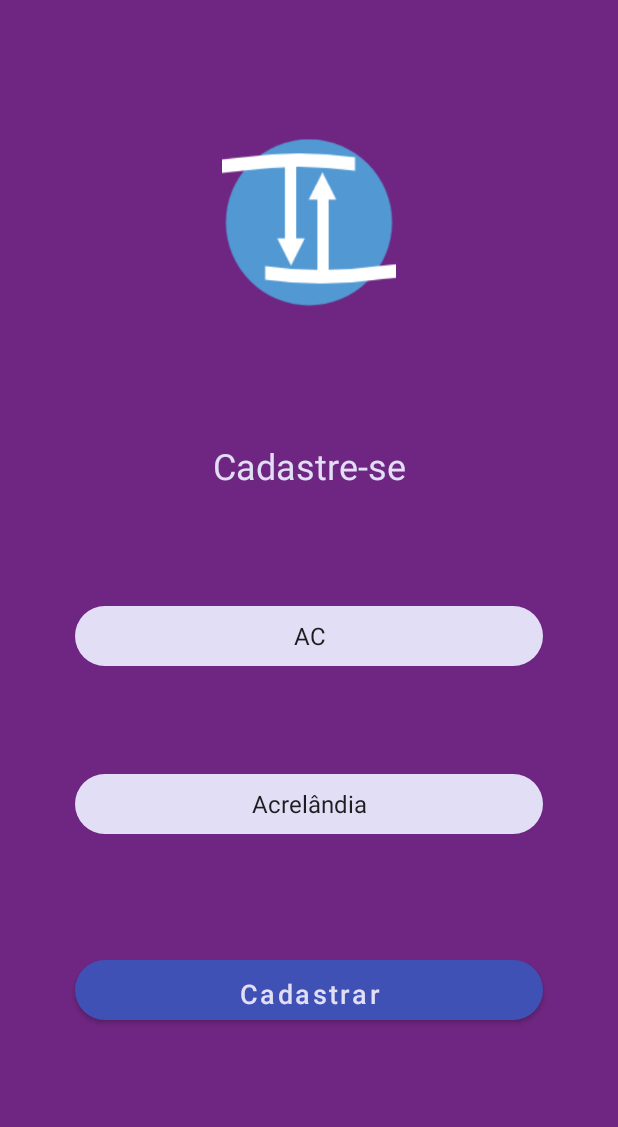
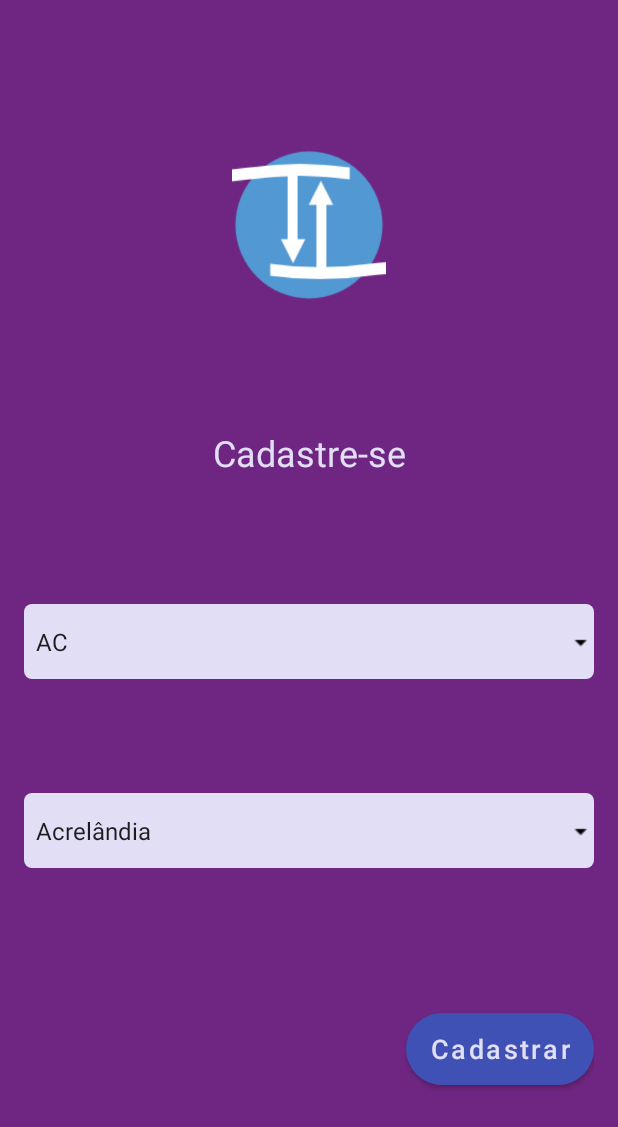
Before and after one commit to VictorOgata/trocatroca, an Android app: the CadastroP2Activity screen opened directly, with no data from a screen before it, on a phone screen of 412 x 824 dp. Shown: the top 1127 px of the screen. Run offline under Robolectric (Android 15) with nearby library versions, the phone set to English and light mode, and no system bars; our stand-ins replace Firebase (no records; nobody signed in at launch, a user with empty details on screens opened directly).

Commit message:
Cadastro2: padronização
Padronização e adição de ícone dropdown.

```diff
--- a/app/src/main/java/groupdelta/trocatroca/Activity/CadastroP2Activity.java
+++ b/app/src/main/java/groupdelta/trocatroca/Activity/CadastroP2Activity.java
@@ -3,14 +3,17 @@ package groupdelta.trocatroca.Activity;
 import android.app.Activity;
 import android.content.Context;
 import android.content.Intent;
+import android.graphics.Color;
 import android.os.Bundle;
 import android.support.annotation.NonNull;
 import android.support.annotation.Nullable;
 import android.support.v7.app.AppCompatActivity;
 import android.view.View;
+import android.view.ViewGroup;
 import android.widget.AdapterView;
 import android.widget.ArrayAdapter;
 import android.widget.Spinner;
+import android.widget.TextView;
 import android.widget.Toast;
 
 import com.google.android.gms.tasks.OnCompleteListener;
@@ -55,6 +58,7 @@ public class CadastroP2Activity extends AppCompatActivity implements AdapterView
         phoneReceived = (String) intentR2.getStringExtra("phone");
         mState = (Spinner) findViewById(R.id.edtData);
         mCity = (Spinner) findViewById(R.id.edtCity);
+        //
         ArrayAdapter<String> adapter = new ArrayAdapter<String>(CadastroP2Activity.this,
                 android.R.layout.simple_spinner_item,paths);
 
--- /dev/null
+++ b/app/src/main/res/drawable/spinner_background.xml
@@ -0,0 +1,15 @@
+<?xml version="1.0" encoding="utf-8"?>
+<layer-list xmlns:android="http://schemas.android.com/apk/res/android">
+    <item>
+        <shape android:shape="rectangle">
+            <corners android:radius="05dp"/>
+            <solid android:color="@color/colorPrimatyLight"/>
+            <size android:height="50dp"/>
+        </shape>
+    </item>
+    <item>
+        <bitmap
+            android:gravity="center_vertical|right"
+            android:src="@drawable/arrow_dropdown"></bitmap>
+    </item>
+</layer-list>
--- a/app/src/main/res/layout/activity_cadastro.xml
+++ b/app/src/main/res/layout/activity_cadastro.xml
@@ -44,13 +44,13 @@
         style="@style/Widget.MaterialComponents.TextInputLayout.FilledBox.Dense"
         android:layout_width="match_parent"
         android:layout_height="wrap_content"
+        app:boxBackgroundColor="@color/colorPrimatyLight"
         app:counterEnabled="true"
         app:counterMaxLength="20"
         app:errorEnabled="true"
-        app:boxBackgroundColor="@color/colorPrimatyLight"
         app:layout_constraintBottom_toTopOf="@+id/edtEmailCadastro"
         app:layout_constraintEnd_toEndOf="@+id/edtEmailCadastro"
-        app:layout_constraintHorizontal_bias="0.5"
+        app:layout_constraintHorizontal_bias="0.0"
         app:layout_constraintStart_toStartOf="@+id/edtEmailCadastro"
         app:layout_constraintTop_toBottomOf="@+id/tvTitulo"
         app:layout_constraintVertical_bias="1.0">
@@ -129,15 +129,14 @@
     <Button
         android:id="@+id/btnOk"
         style="@style/button_style"
+        android:layout_width="wrap_content"
         android:layout_height="wrap_content"
         android:layout_marginBottom="8dp"
-        android:layout_marginEnd="50dp"
-        android:layout_marginStart="50dp"
         android:onClick="onOkButtonClicked"
         android:text="Proximo"
         app:layout_constraintBottom_toBottomOf="parent"
         app:layout_constraintEnd_toEndOf="parent"
-        app:layout_constraintHorizontal_bias="0.5"
+        app:layout_constraintHorizontal_bias="1.0"
         app:layout_constraintStart_toStartOf="parent"
         app:layout_constraintTop_toBottomOf="@+id/edtConfSenha" />
 
--- a/app/src/main/res/layout/activity_cadastro2.xml
+++ b/app/src/main/res/layout/activity_cadastro2.xml
@@ -4,17 +4,17 @@
     xmlns:tools="http://schemas.android.com/tools"
     android:layout_width="match_parent"
     android:layout_height="match_parent"
+    android:padding="16dp"
     android:background="@color/colorPrimaryDark"
     tools:context=".Activity.CadastroP2Activity">
 
     <ImageView
         android:id="@+id/imageView"
-        android:layout_width="116dp"
-        android:layout_height="130dp"
-        android:layout_marginBottom="8dp"
+        android:layout_width="match_parent"
+        android:layout_height="100dp"
         android:layout_marginEnd="8dp"
         android:layout_marginStart="8dp"
-        android:layout_marginTop="20dp"
+        android:layout_marginTop="8dp"
         app:layout_constraintBottom_toTopOf="@+id/tvTitulo"
         app:layout_constraintEnd_toEndOf="@+id/tvTitulo"
         app:layout_constraintHorizontal_bias="0.5"
@@ -39,15 +39,10 @@
         app:layout_constraintStart_toStartOf="@+id/edtData"
         app:layout_constraintTop_toBottomOf="@+id/imageView" />
 
-
     <Spinner
         android:id="@+id/edtData"
-        style="@style/edittext_style"
-        android:layout_marginEnd="50dp"
-        android:layout_marginStart="50dp"
-        android:layout_marginTop="5dp"
+        style="@style/spinner_style"
         android:hint="Estado"
-        android:textAlignment="center"
         app:layout_constraintBottom_toTopOf="@+id/edtCity"
         app:layout_constraintEnd_toEndOf="@+id/edtCity"
         app:layout_constraintStart_toStartOf="@+id/edtCity"
@@ -55,12 +50,8 @@
 
     <Spinner
         android:id="@+id/edtCity"
-        style="@style/edittext_style"
-        android:layout_marginEnd="50dp"
-        android:layout_marginStart="50dp"
-        android:layout_marginTop="8dp"
         android:hint="Cidade"
-        android:textAlignment="center"
+        style="@style/spinner_style"
         app:layout_constraintBottom_toTopOf="@+id/btnOk"
         app:layout_constraintEnd_toEndOf="@+id/btnOk"
         app:layout_constraintStart_toStartOf="@+id/btnOk"
@@ -70,15 +61,15 @@
     <Button
         android:id="@+id/btnOk"
         style="@style/button_style"
-        android:layout_marginBottom="80dp"
-        android:layout_marginEnd="50dp"
-        android:layout_marginStart="50dp"
+        android:layout_width="wrap_content"
+        android:layout_height="wrap_content"
+        android:layout_marginBottom="8dp"
         android:layout_marginTop="20dp"
         android:onClick="onOkButtonClicked"
         android:text="Cadastrar"
         app:layout_constraintBottom_toBottomOf="parent"
         app:layout_constraintEnd_toEndOf="parent"
-        app:layout_constraintHorizontal_bias="0.5"
+        app:layout_constraintHorizontal_bias="1.0"
         app:layout_constraintStart_toStartOf="parent"
         app:layout_constraintTop_toBottomOf="@+id/edtCity" />
 
--- a/app/src/main/res/values/styles.xml
+++ b/app/src/main/res/values/styles.xml
@@ -13,7 +13,13 @@
         <item name="android:background">@drawable/edittext_background</item>
         <item name="android:layout_width">match_parent</item>
         <item name="android:layout_height">wrap_content</item>
+    </style>
 
+    <style name="spinner_style">
+        <item name="android:gravity">center</item>
+        <item name="android:background">@drawable/spinner_background</item>
+        <item name="android:layout_width">match_parent</item>
+        <item name="android:layout_height">wrap_content</item>
     </style>
 
     <style name="button_style">
```
Also changed, not shown: app/src/main/res/drawable/arrow_dropdown.png (added).
